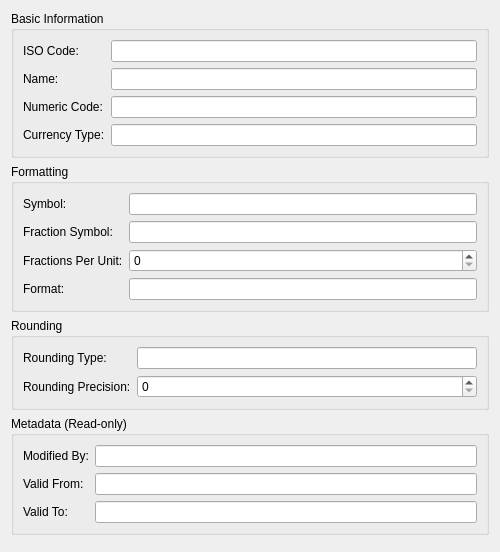
Before: the Qt Designer form projects/ores.qt/CurrencyEditDialog.ui in OreStudio/OreStudio, drawn with Qt 5.
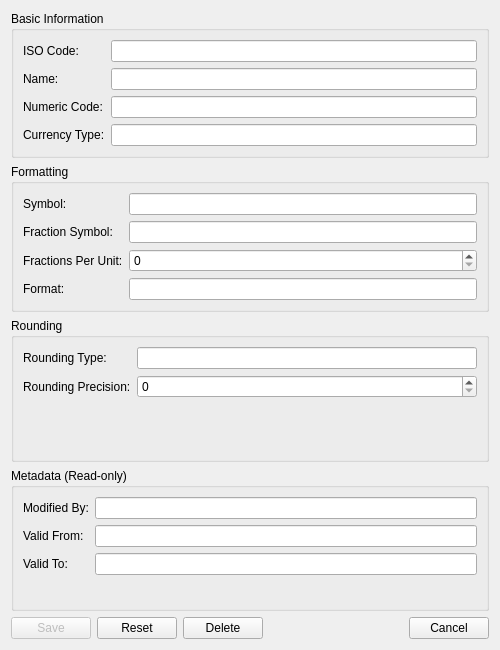
After: the same form once the commit is applied.

What changed in the file:
```diff
--- a/projects/ores.qt/CurrencyEditDialog.ui
+++ b/projects/ores.qt/CurrencyEditDialog.ui
@@ -7,9 +7,27 @@
     <x>0</x>
     <y>0</y>
     <width>500</width>
-    <height>550</height>
+    <height>650</height>
    </rect>
   </property>
+  <property name="sizePolicy">
+   <sizepolicy hsizetype="Fixed" vsizetype="Fixed">
+    <horstretch>0</horstretch>
+    <verstretch>0</verstretch>
+   </sizepolicy>
+  </property>
+  <property name="minimumSize">
+   <size>
+    <width>500</width>
+    <height>650</height>
+   </size>
+  </property>
+  <property name="maximumSize">
+   <size>
+    <width>500</width>
+    <height>650</height>
+   </size>
+  </property>
   <property name="windowTitle">
    <string>Edit Currency</string>
   </property>
@@ -208,8 +226,7 @@
     </widget>
    </item>
    <item>
-    <widget class="QDialogButtonBox" name="buttonBox">
-     <layout class="QHBoxLayout" name="horizontalLayout">
+    <layout class="QHBoxLayout" name="buttonLayout">
       <item>
        <widget class="QPushButton" name="saveButton">
         <property name="text">
@@ -255,7 +272,6 @@
        </widget>
       </item>
      </layout>
-    </widget>
    </item>
   </layout>
  </widget>
```
Lines whose indentation alone changed are shown as unchanged.
